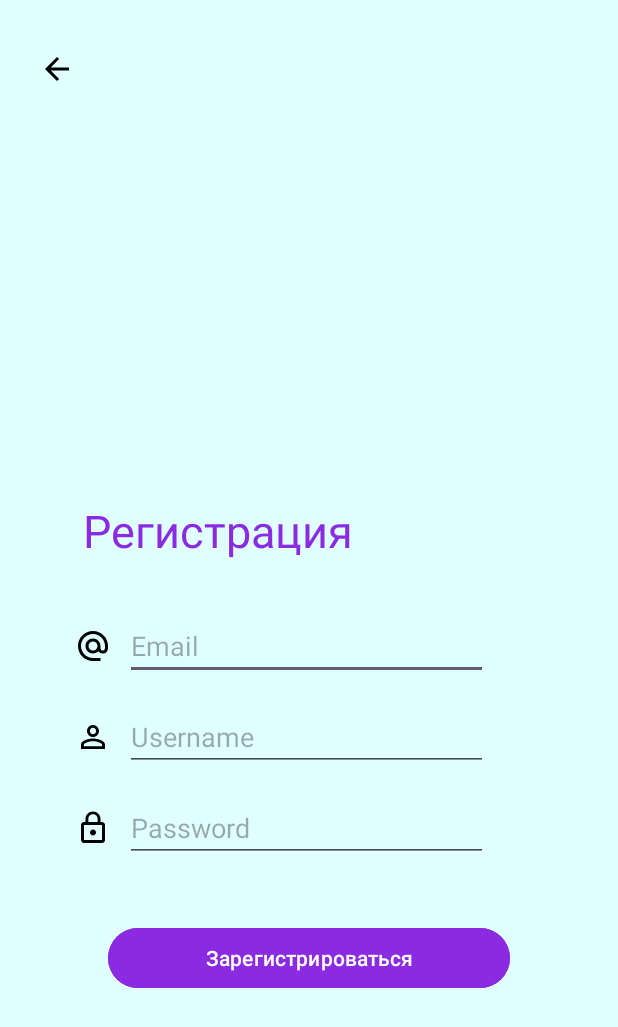
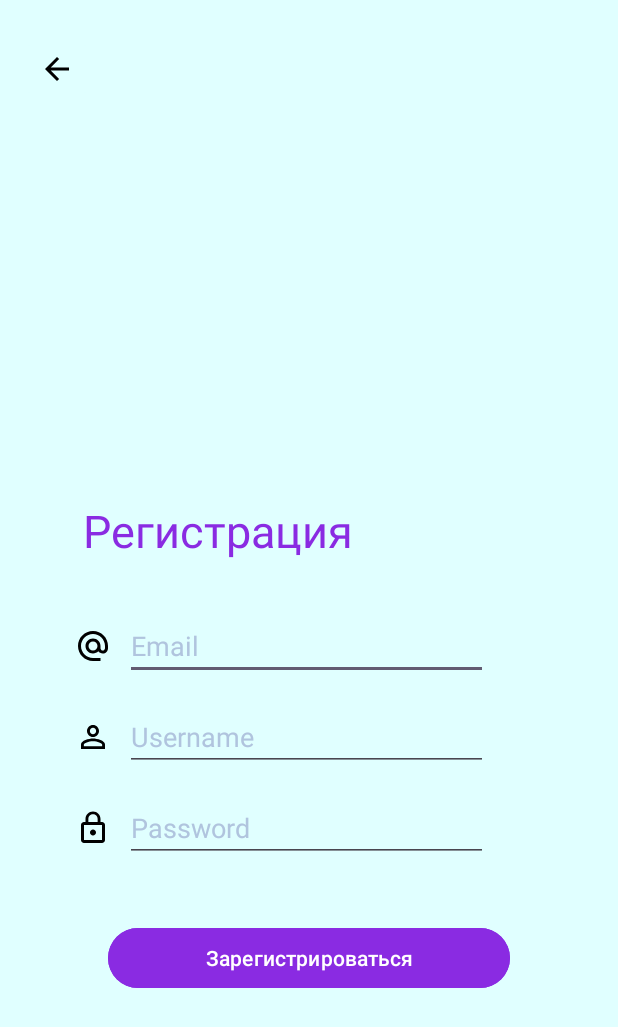
Before and after one commit to Noobmaster404/Astra, an Android app: the RegisterActivity screen opened directly, with no data from a screen before it, on a phone screen of 412 x 824 dp. Shown: the top 1027 px of the screen. Run offline under Robolectric (Android 15) with nearby library versions, the light colour scheme and no system bars; our stand-ins replace Firebase (no records; nobody signed in at launch, a user with empty details on screens opened directly); Roboto replaces fonts that are not available here.

Commit message:
Astra Purple version + dark theme 1.22

```diff
--- a/app/src/main/res/layout/activity_main.xml
+++ b/app/src/main/res/layout/activity_main.xml
@@ -29,6 +29,7 @@
         android:layout_height="wrap_content"
         android:layout_alignParentBottom="true"
         app:itemTextColor="@color/black"
+        android:background="@color/steel"
         app:layout_constraintBottom_toBottomOf="parent"
         app:layout_constraintEnd_toEndOf="parent"
         app:layout_constraintStart_toStartOf="parent"
--- a/app/src/main/res/layout/activity_register.xml
+++ b/app/src/main/res/layout/activity_register.xml
@@ -55,7 +55,8 @@
             android:layout_height="wrap_content"
             android:layout_marginStart="9dp"
             android:fontFamily="@font/ubuntu_light"
-            android:hint="Email" />
+            android:hint="Email"
+            android:textColorHint="@color/steel"/>
     </LinearLayout>
 
     <LinearLayout
@@ -81,7 +82,8 @@
             android:layout_height="wrap_content"
             android:layout_marginStart="9dp"
             android:fontFamily="@font/ubuntu_light"
-            android:hint="Username" />
+            android:hint="Username"
+            android:textColorHint="@color/steel"/>
     </LinearLayout>
 
 
@@ -109,6 +111,7 @@
             android:layout_marginStart="9dp"
             android:fontFamily="@font/ubuntu_light"
             android:hint="Password"
+            android:textColorHint="@color/steel"
             android:inputType="textPassword"/>
     </LinearLayout>
 
@@ -119,6 +122,7 @@
         android:layout_marginTop="40dp"
         android:backgroundTint="@color/purple"
         android:text="Зарегистрироваться"
+        android:textColor="@color/white"
         app:layout_constraintEnd_toEndOf="parent"
         app:layout_constraintStart_toStartOf="parent"
         app:layout_constraintTop_toBottomOf="@+id/password_lin" />
--- a/app/src/main/res/values/colors.xml
+++ b/app/src/main/res/values/colors.xml
@@ -11,4 +11,5 @@
     <color name="brown">#F5DEB3</color>
     <color name="darkBrown">#8B4513</color>
     <color name="experimental">#6B8E23</color>
+    <color name="steel">#B0C4DE</color>
 </resources>
```
Also changed, not shown: app/src/main/res/layout/activity_login.xml (+6 -2 lines).
